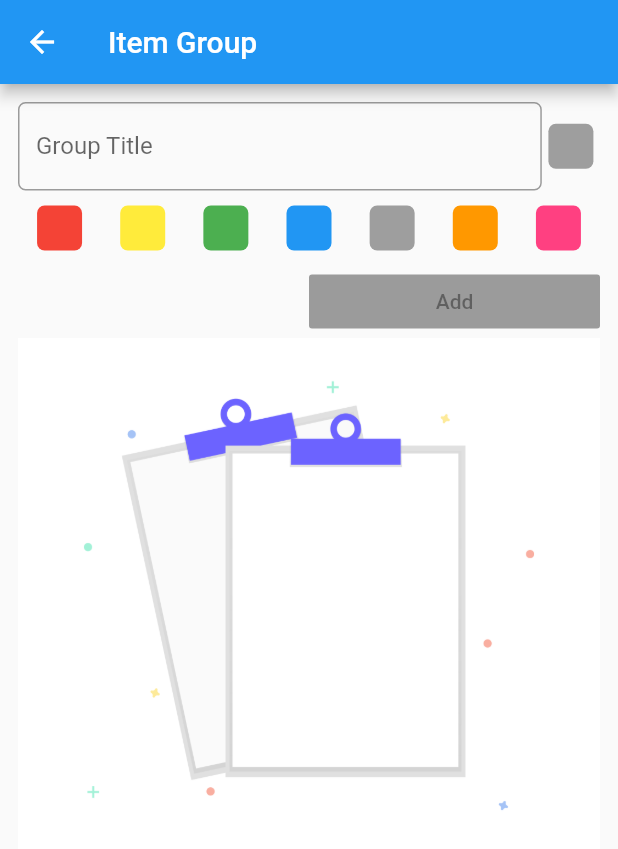
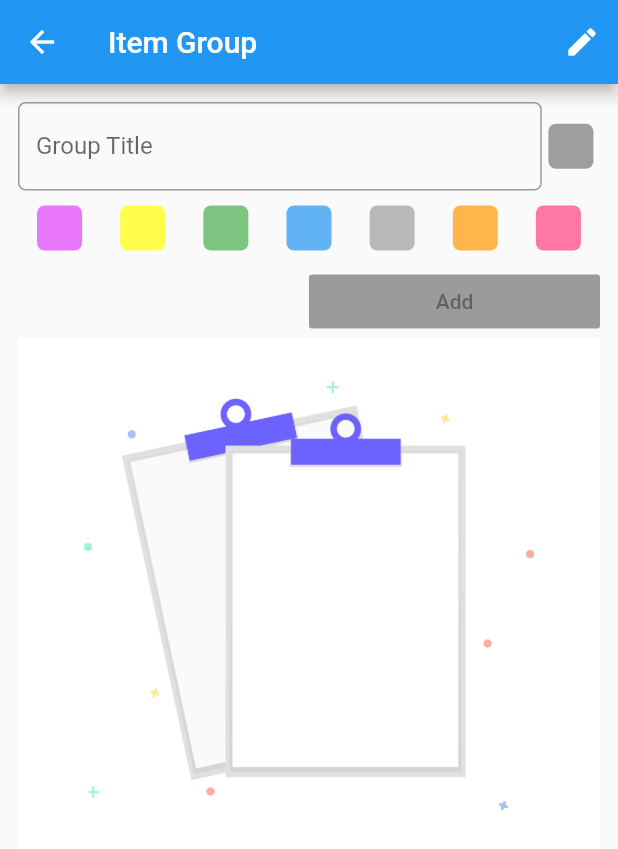
Before and after one commit to pratyushharsh/inv, a Flutter app: the ItemGroupScreen screen opened directly, on a phone screen of 412 x 824 dp. Shown: the top 849 px of the screen. Run offline on Flutter 3.47's test engine with Material 2 defaults, Android fonts, the phone set to English and light mode, and no system bars; our stand-ins replace bloc, equatable, flutter_bloc, google_fonts, image_picker, sqflite; accounts and stored records are empty.

```diff
--- a/lib/bloc/item/bloc.dart
+++ /dev/null
@@ -1,3 +0,0 @@
-export 'item_bloc.dart';
-export 'item_event.dart';
-export 'item_state.dart';
--- /dev/null
+++ b/lib/bloc/item_category/bloc.dart
@@ -0,0 +1,3 @@
+export 'item_category_bloc.dart';
+export 'item_category_event.dart';
+export 'item_category_state.dart';
--- a/lib/bloc/item/item_event.dart
+++ b/lib/bloc/item_category/item_category_event.dart
@@ -3,16 +3,16 @@ import 'package:inv/model/item_category.dart';
 import 'package:meta/meta.dart';
 
 @immutable
-abstract class ItemEvent extends Equatable {
-  const ItemEvent();
+abstract class ItemCategoryEvent extends Equatable {
+  const ItemCategoryEvent();
 
   @override
   List<Object> get props => [];
 }
 
-class ItemCategoryLoaded extends ItemEvent{}
+class ItemCategoryLoaded extends ItemCategoryEvent{}
 
-class ItemCategoryAdded extends ItemEvent {
+class ItemCategoryAdded extends ItemCategoryEvent {
   final ItemCategory itemCategory;
   ItemCategoryAdded({this.itemCategory});
 
@@ -25,7 +25,7 @@ class ItemCategoryAdded extends ItemEvent {
   }
 }
 
-class ItemCategoryUpdated extends ItemEvent {
+class ItemCategoryUpdated extends ItemCategoryEvent {
   final ItemCategory itemCategory;
   ItemCategoryUpdated({this.itemCategory});
 
@@ -38,7 +38,7 @@ class ItemCategoryUpdated extends ItemEvent {
   }
 }
 
-class ItemCategoryDeleted extends ItemEvent {
+class ItemCategoryDeleted extends ItemCategoryEvent {
   final ItemCategory itemCategory;
   ItemCategoryDeleted({this.itemCategory});
 
--- a/lib/bloc/item/item_state.dart
+++ b/lib/bloc/item_category/item_category_state.dart
@@ -3,14 +3,14 @@ import 'package:inv/model/item_category.dart';
 import 'package:meta/meta.dart';
 
 @immutable
-abstract class ItemState extends Equatable {
-  const ItemState();
+abstract class ItemCategoryState extends Equatable {
+  const ItemCategoryState();
 
   @override
   List<Object> get props => [];
 }
 
-class ItemCategoryLoadSuccess extends ItemState {
+class ItemCategoryLoadSuccess extends ItemCategoryState {
   final List<ItemCategory> category;
 
   const ItemCategoryLoadSuccess([this.category = const []]);
@@ -24,6 +24,6 @@ class ItemCategoryLoadSuccess extends ItemState {
   }
 }
 
-class ItemCategoryLoading extends ItemState {}
+class ItemCategoryLoading extends ItemCategoryState {}
 
-class ItemCategoryLoadFailure extends ItemState {}
+class ItemCategoryLoadFailure extends ItemCategoryState {}
--- a/lib/entity/item_category_entity.dart
+++ b/lib/entity/item_category_entity.dart
@@ -1,9 +1,27 @@
-import 'package:inv/generated/json/base/json_convert_content.dart';
-
-class ItemCategoryEntity with JsonConvert<ItemCategoryEntity> {
+class ItemCategoryEntity {
+	int id;
 	String name;
 	String description;
 	int color;
 
-	ItemCategoryEntity({this.name, this.description, this.color});
+	ItemCategoryEntity({
+		this.id,
+		this.name,
+		this.description,
+		this.color,
+	});
+
+	factory ItemCategoryEntity.fromJson(Map<String, dynamic> json) => ItemCategoryEntity(
+		id: json["id"],
+		name: json["name"],
+		description: json["description"],
+		color: json["color"],
+	);
+
+	Map<String, dynamic> toJson() => {
+		"id": id,
+		"name": name,
+		"description": description,
+		"color": color,
+	};
 }
--- a/lib/model/item_category.dart
+++ b/lib/model/item_category.dart
@@ -2,14 +2,16 @@ import 'package:equatable/equatable.dart';
 import 'package:inv/entity/item_category_entity.dart';
 
 class ItemCategory  extends Equatable{
+	int id;
   String name;
   String description;
   int color;
 
-	ItemCategory({this.name, this.description, this.color});
+	ItemCategory({this.id, this.name, this.description, this.color});
 
 	ItemCategory copyWith({String name, String description, String color}) {
 		return ItemCategory(
+			id: this.id,
 			name: name ?? this.name,
 			description: description ?? this.description,
 			color: color ?? this.color
@@ -20,11 +22,12 @@ class ItemCategory  extends Equatable{
   List<Object> get props => [name, description, color];
 
 	ItemCategoryEntity toEntity() {
-		return ItemCategoryEntity(name: name, description: description, color: color);
+		return ItemCategoryEntity(id: id, name: name, description: description, color: color);
 	}
 
 	static ItemCategory fromEntity(ItemCategoryEntity entity) {
 		return ItemCategory(
+			id: entity.id,
 			name: entity.name,
 			description: entity.description,
 			color: entity.color
@@ -33,7 +36,7 @@ class ItemCategory  extends Equatable{
 
 	@override
 	String toString() {
-		return 'ItemCategory{name: $name, description: $description, color: $color}';
+		return 'ItemCategory{id: $id, name: $name, description: $description, color: $color}';
 	}
 
 
--- a/lib/screen/dashboard_screen.dart
+++ b/lib/screen/dashboard_screen.dart
@@ -1,6 +1,6 @@
 import 'package:flutter/material.dart';
 import 'package:flutter_bloc/flutter_bloc.dart';
-import 'package:inv/bloc/item/bloc.dart';
+import 'package:inv/bloc/item_category/bloc.dart';
 import 'package:inv/repository/item_repository.dart';
 import 'package:inv/screen/item_group.dart';
 import 'package:inv/screen/item_screen.dart';
--- a/lib/screen/item_group.dart
+++ b/lib/screen/item_group.dart
@@ -3,7 +3,7 @@ import 'dart:math';
 import 'package:flutter/cupertino.dart';
 import 'package:flutter/material.dart';
 import 'package:flutter_bloc/flutter_bloc.dart';
-import 'package:inv/bloc/item/bloc.dart';
+import 'package:inv/bloc/item_category/bloc.dart';
 import 'package:inv/model/item_category.dart';
 
 class ItemGroupScreen extends StatefulWidget {
@@ -15,8 +15,8 @@ class _ItemGroupScreenState extends State<ItemGroupScreen> {
   var rng = new Random();
   TextEditingController controller;
   List<Color> colorList = [
-    Colors.red,
-    Colors.yellow,
+    Colors.purpleAccent,
+    Colors.yellowAccent,
     Colors.green,
     Colors.blue,
     Colors.grey,
@@ -26,12 +26,14 @@ class _ItemGroupScreenState extends State<ItemGroupScreen> {
   Color selectedColor;
   bool colorSelected = true;
   String groupName = "";
+  bool _editEnabled;
 
   @override
   void initState() {
     super.initState();
     controller = TextEditingController();
     selectedColor = colorList[rng.nextInt(colorList.length - 1)];
+    _editEnabled = false;
   }
 
   @override
@@ -39,6 +41,16 @@ class _ItemGroupScreenState extends State<ItemGroupScreen> {
     return Scaffold(
       appBar: AppBar(
         title: Text('Item Group'),
+        actions: [
+          IconButton(
+            icon: Icon(Icons.edit),
+            onPressed: () {
+              setState(() {
+                _editEnabled = !_editEnabled;
+              });
+            },
+          )
+        ],
       ),
       body: SingleChildScrollView(
         padding: EdgeInsets.all(12.0),
@@ -103,7 +115,7 @@ class _ItemGroupScreenState extends State<ItemGroupScreen> {
                                   },
                                   child: Container(
                                     decoration: BoxDecoration(
-                                        color: e,
+                                        color: e.withAlpha(180),
                                         borderRadius: BorderRadius.circular(5)),
                                     height: 30,
                                     width: 30,
@@ -127,15 +139,16 @@ class _ItemGroupScreenState extends State<ItemGroupScreen> {
                     child: Text('Add'),
                     onPressed: groupName.isNotEmpty
                         ? () {
-                            FocusScopeNode currentFocus = FocusScope.of(context);
+                            FocusScopeNode currentFocus =
+                                FocusScope.of(context);
                             if (!currentFocus.hasPrimaryFocus) {
                               currentFocus.unfocus();
                             }
                             ItemCategory itmCat = ItemCategory(
-                                name: groupName,
-                                color: selectedColor.value);
+                                name: groupName, color: selectedColor.value);
                             controller.clear();
-                            BlocProvider.of<ItemBloc>(context)
+                            groupName = "";
+                            BlocProvider.of<ItemCategoryBloc>(context)
                                 .add(ItemCategoryAdded(itemCategory: itmCat));
                           }
                         : null,
@@ -143,7 +156,7 @@ class _ItemGroupScreenState extends State<ItemGroupScreen> {
                 ),
               ],
             ),
-            CategoryChip()
+            CategoryChip(isEditable: _editEnabled,)
           ],
         ),
       ),
@@ -152,29 +165,75 @@ class _ItemGroupScreenState extends State<ItemGroupScreen> {
 }
 
 class CategoryChip extends StatelessWidget {
+  final bool isEditable;
+
+  CategoryChip({this.isEditable = false});
+
+  Widget _buildChip(BuildContext context, ItemCategory e) {
+    if (isEditable) {
+      return Chip(
+        elevation: 10,
+        avatar: CircleAvatar(
+          child: Text(e.name.substring(0, 1).toUpperCase()),
+        ),
+        onDeleted: () {
+          BlocProvider.of<ItemCategoryBloc>(context)
+              .add(ItemCategoryDeleted(itemCategory: e));
+        },
+        deleteIcon: Icon(Icons.delete),
+        label: Text(e.name),
+        backgroundColor: e.color != null
+            ? Color(e.color).withAlpha(180)
+            : Colors.grey,
+      );
+    } else {
+      return Chip(
+        elevation: 10,
+        avatar: CircleAvatar(
+          child: Text(e.name.substring(0, 1).toUpperCase()),
+        ),
+        label: Text(e.name),
+        backgroundColor: e.color != null
+            ? Color(e.color).withAlpha(180)
+            : Colors.grey,
+      );
+    }
+  }
+
   @override
   Widget build(BuildContext context) {
-    return BlocBuilder<ItemBloc, ItemState>(
-        builder: (BuildContext context, ItemState state) {
+    return BlocBuilder<ItemCategoryBloc, ItemCategoryState>(
+        builder: (BuildContext context, ItemCategoryState state) {
       if (state is ItemCategoryLoadSuccess) {
         if (state.category.isEmpty) {
           return Container(
-            child: Image.asset('assets/images/no_data.png', fit: BoxFit.contain,),
+            child: Image.asset(
+              'assets/images/no_data.png',
+              fit: BoxFit.contain,
+            ),
           );
         }
         return Wrap(
           spacing: 10.0,
           children: state.category
-              .map((e) => Chip(
-                    label: Text(e.name),
-                    backgroundColor: e.color!= null ? Color(e.color) : Colors.grey,
-                  ))
+              .map((e) => _buildChip(context, e))
               .toList(),
         );
       }
       if (state is ItemCategoryLoading) {
         return Center(child: CircularProgressIndicator());
       }
+
+      if (state is ItemCategoryLoadFailure) {
+        return Container(
+          padding: EdgeInsets.symmetric(horizontal: 20, vertical: 50),
+          child: Icon(
+            Icons.error,
+            color: Colors.red,
+            size: 150,
+          ),
+        );
+      }
       return Container();
     });
   }
--- a/lib/screen/item_screen.dart
+++ b/lib/screen/item_screen.dart
@@ -1,5 +1,6 @@
 import 'package:flutter/material.dart';
 import 'package:inv/screen/dashboard_screen.dart';
+import 'package:inv/screen/item_screen/tab1.dart';
 
 class ItemScreen extends StatefulWidget {
   @override
@@ -32,9 +33,7 @@ class _ItemScreenState extends State<ItemScreen> {
               child: Container(
                 child: TabBarView(
                   children: [
-                    Container(
-                      child: Text("Body 1"),
-                    ),
+                    ItemTabA(),
                     Container(
                       child: Text("Body 2"),
                     ),
--- a/pubspec.yaml
+++ b/pubspec.yaml
@@ -22,10 +22,15 @@ dependencies:
   flutter_localizations:
     sdk: flutter
   intl:
+  path:
   flutter_bloc:
   hydrated_bloc: ^3.1.0
   equatable:
   google_fonts: ^1.0.0
+  sqflite: ^1.3.0
+  image_picker:
+  image_cropper: ^1.2.1
+  flutter_image_compress: ^0.6.7
 
   # The following adds the Cupertino Icons font to your application.
   # Use with the CupertinoIcons class for iOS style icons.
```
Also changed, not shown: lib/bloc/item/item_bloc.dart (deleted, +0 -51 lines), lib/bloc/item_category/item_category_bloc.dart (added, +79 -0 lines), lib/main.dart (+19 -5 lines), lib/repository/item_repository.dart (+31 -8 lines), lib/screen/item_screen/tab1.dart (added, +58 -0 lines), lib/generated/json/base/json_convert_content.dart (deleted), lib/generated/json/base/json_filed.dart (deleted), lib/generated/json/item_category_entity_helper.dart (deleted), pubspec.lock, 1 other file.
